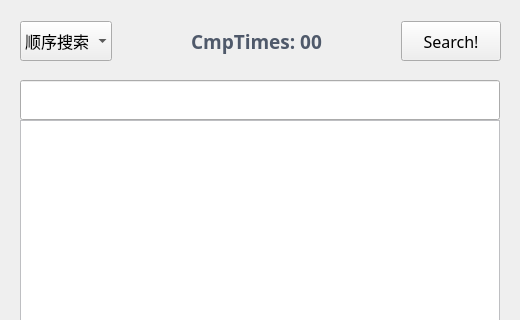
Above: home.ui from zzaiyan/Dictionary before the change; both pictures show x 0 to 520 and y 0 to 320 of the 520 by 500 pixel window. Below: the same form after it.
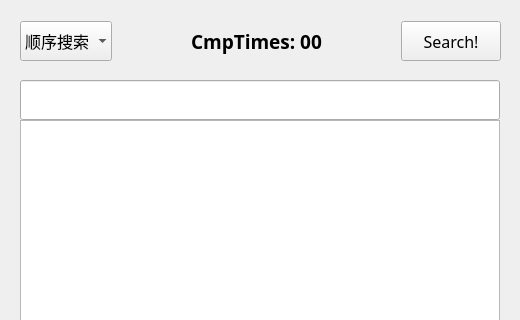
That is the form after the change.

The edit to the form file:
```diff
--- a/home.ui
+++ b/home.ui
@@ -35,33 +35,6 @@
 	min-width: 60px;
 }
 
-
-QTextEdit{
-	border: 1px solid #BEBFC2;
-	border-radius: 2px;
-}
-QLabel{
-	color: #4F596A;
-}
-QTableWidget{
-	 border: 1px solid #BEBFC2;
-	color: #444;
-}
-QTreeWidget{
-    color: #444;
-	padding:5px;
-    background-color: white;
-    border: 1px solid #BEBFC2;
-	border-radius: 5px;
-}
-QTableWidget::item:selected{
-	border: 1px solid #BEBFC2;
-	color: #444;
-}
- 
-QTableWidget::item:hover{
-	background: #f6f6f6;
-}
 </string>
   </property>
   <widget class="QTableWidget" name="tableWidget">
```
